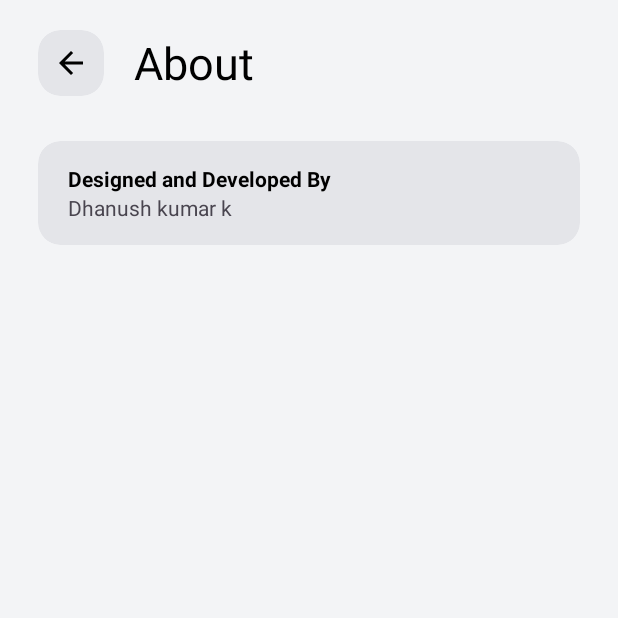
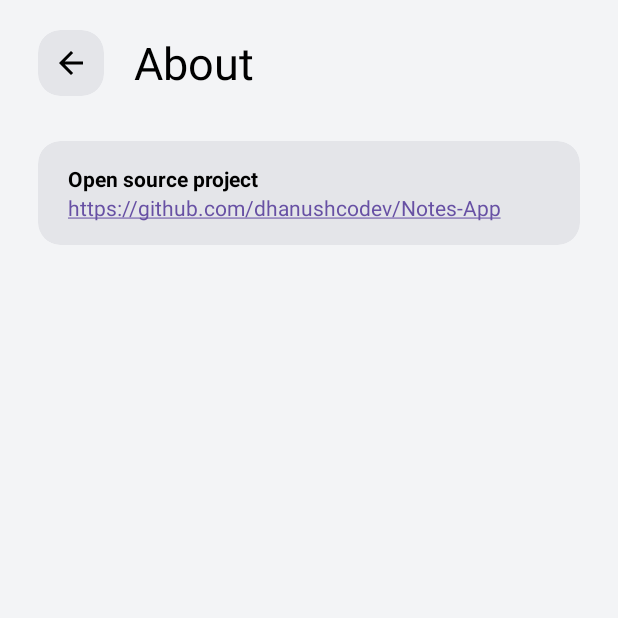
Before and after one commit to dhanushcodev/Notes-App, an Android app: the AboutActivity screen opened directly, with no data from a screen before it, on a phone screen of 412 x 824 dp, the top half of it. Run offline under Robolectric (Android 15) with nearby library versions, the phone set to English and light mode, and no system bars; our stand-ins replace data binding.

Commit message:
changed about activity ui changes

```diff
--- a/app/src/main/java/com/example/notes/adapter/NoteAdapter.kt
+++ b/app/src/main/java/com/example/notes/adapter/NoteAdapter.kt
@@ -31,7 +31,7 @@ class NoteAdapter(val onLongPress: (Note) -> Unit) :
     }
 
     override fun onBindViewHolder(holder: NoteViewHolder, position: Int) {
-        val currentNote = notesList[position]
+        val currentNote = notesList.reversed()[position]
 
         if (currentNote.noteTitle.isEmpty()) {
             holder.itemBinding.textviewNoteTitle.visibility = View.GONE
--- a/app/src/main/java/com/example/notes/database/NoteDAO.kt
+++ b/app/src/main/java/com/example/notes/database/NoteDAO.kt
@@ -20,7 +20,7 @@ interface NoteDAO {
     @Delete
     suspend fun deleteNote(note: Note)
 
-    @Query("SELECT * FROM notes ORDER BY id DESC")
+    @Query("SELECT * FROM notes")
     fun getAllNotes(): LiveData<List<Note>>
 
     @Query("SELECT * FROM notes WHERE LOWER(noteTitle) LIKE LOWER(:query) or LOWER(noteContent) LIKE LOWER(:query)")
--- a/app/src/main/res/layout/activity_about.xml
+++ b/app/src/main/res/layout/activity_about.xml
@@ -91,13 +91,16 @@
                         android:layout_width="wrap_content"
                         android:layout_height="wrap_content"
                         android:textStyle="bold"
-                        android:text="Designed and Developed By" />
+                        android:text="Open source project" />
                                     <TextView
                                         android:layout_width="wrap_content"
                                         android:layout_height="wrap_content"
                                         android:paddingRight="10dp"
                                         android:gravity="start"
-                                        android:text="Dhanush kumar k"/>
+                                        android:text="https://github.com/dhanushcodev/Notes-App"
+                                        android:autoLink="web"
+                                        android:linksClickable="true"
+                                        />
                 </LinearLayout>
 
 
--- a/app/src/main/res/values-night/themes.xml
+++ b/app/src/main/res/values-night/themes.xml
@@ -29,7 +29,7 @@
         <item name="android:backgroundTint">#1e1e1e</item>
     </style>
     <style name="noteItemStyle">
-        <item name="android:backgroundTint">#2e2e2e</item>
+        <item name="android:backgroundTint">#252525</item>
     </style>
     <style name="CustomBottomSheetDialogTheme" parent="Theme.Material3.Dark.BottomSheetDialog">
         <item name="android:windowBackground">@android:color/transparent</item>
--- a/app/src/main/res/values/strings.xml
+++ b/app/src/main/res/values/strings.xml
@@ -5,4 +5,5 @@
         <item>Light</item>
         <item>Dark</item>
     </string-array>
+    <string name="html_link_text"><a href="https://github.com/dhanushcodev/Notes-App">GitHub Notes App</a></string>
 </resources>
```
